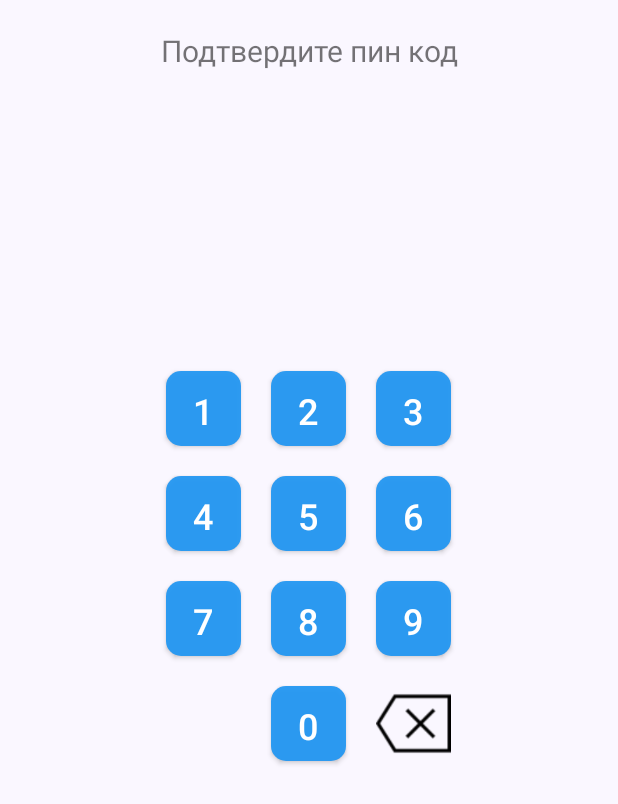
After one commit to RubberTeam/InventaApp, an Android app: the RepeatPinCodeActivity screen opened directly, with no data from a screen before it, on a phone screen of 412 x 824 dp. The commit adds this screen. Shown: the top 804 px of the screen. Run offline under Robolectric (Android 15) with nearby library versions, the phone set to English and light mode, and no system bars.

Commit message:
Add second pin code view

```diff
--- a/app/src/main/AndroidManifest.xml
+++ b/app/src/main/AndroidManifest.xml
@@ -28,6 +28,11 @@
         </activity>
 
         <activity
+            android:name=".activities.login.RepeatPinCodeActivity"
+            android:exported="true" >
+        </activity>
+
+        <activity
             android:name=".activities.MainActivity"
             android:exported="true">
         </activity>
--- /dev/null
+++ b/app/src/main/java/ru/rubberteam/inventa/activities/login/RepeatPinCodeActivity.kt
@@ -0,0 +1,80 @@
+package ru.rubberteam.inventa.activities.login
+
+import android.content.Intent
+import android.os.Bundle
+import android.widget.Toast
+import androidx.appcompat.app.AppCompatActivity
+import ru.rubberteam.inventa.activities.MainActivity
+import ru.rubberteam.inventa.databinding.ActivityRepeatPinCodeBinding
+
+class RepeatPinCodeActivity : AppCompatActivity() {
+    private lateinit var binding: ActivityRepeatPinCodeBinding
+    private var pinCodeActual: String? = null
+    private var pinCodeRepeated: StringBuilder = StringBuilder()
+
+
+    override fun onCreate(savedInstanceState: Bundle?) {
+        super.onCreate(savedInstanceState)
+
+        val extras = intent.extras
+        if (extras != null) {
+            pinCodeActual = extras.getString("pinCode")
+        }
+
+        binding = ActivityRepeatPinCodeBinding.inflate(layoutInflater)
+        setContentView(binding.root)
+        binding.btnKey1.setOnClickListener {
+            pinCodeLogicExecute(1)
+        }
+        binding.btnKey2.setOnClickListener {
+            pinCodeLogicExecute(2)
+        }
+        binding.btnKey3.setOnClickListener {
+            pinCodeLogicExecute(3)
+        }
+        binding.btnKey4.setOnClickListener {
+            pinCodeLogicExecute(4)
+        }
+        binding.btnKey5.setOnClickListener {
+            pinCodeLogicExecute(5)
+        }
+        binding.btnKey6.setOnClickListener {
+            pinCodeLogicExecute(6)
+        }
+        binding.btnKey7.setOnClickListener {
+            pinCodeLogicExecute(7)
+        }
+        binding.btnKey8.setOnClickListener {
+            pinCodeLogicExecute(8)
+        }
+        binding.btnKey9.setOnClickListener {
+            pinCodeLogicExecute(9)
+        }
+        binding.btnKey0.setOnClickListener {
+            pinCodeLogicExecute(0)
+        }
+        binding.btnDelete.setOnClickListener {
+            if (pinCodeRepeated.isNotEmpty()) {
+                pinCodeRepeated.deleteCharAt(pinCodeRepeated.length - 1)
+            }
+        }
+    }
+
+    private fun pinCodeLogicExecute(code: Int) {
+        pinCodeRepeated.append(code)
+        if (pinCodeRepeated.length == 4) {
+            if (pinCodeRepeated.toString().equals(pinCodeActual)) {
+                val intent = Intent(this, MainActivity::class.java)
+                startActivity(intent)
+            } else {
+                Toast.makeText(
+                    applicationContext,
+                    "Пин коды не совпадают, пожалуйста повторите попытку",
+                    Toast.LENGTH_SHORT
+                ).show()
+                val intent = Intent(this, SetPinCodeActivity::class.java)
+                startActivity(intent)
+            }
+        }
+    }
+}
--- a/app/src/main/java/ru/rubberteam/inventa/activities/login/SetPinCodeActivity.kt
+++ b/app/src/main/java/ru/rubberteam/inventa/activities/login/SetPinCodeActivity.kt
@@ -3,7 +3,6 @@ package ru.rubberteam.inventa.activities.login
 import android.content.Intent
 import android.os.Bundle
 import androidx.appcompat.app.AppCompatActivity
-import ru.rubberteam.inventa.activities.MainActivity
 import ru.rubberteam.inventa.databinding.ActivitySetPinCodeBinding
 
 class SetPinCodeActivity : AppCompatActivity() {
@@ -55,8 +54,8 @@ class SetPinCodeActivity : AppCompatActivity() {
     private fun pinCodeLogicExecute(code: Int) {
         pinCode.append(code)
         if (pinCode.length == 4) {
-            val intent = Intent(this, MainActivity::class.java)
-//            intent.flags = intent.flags or Intent.FLAG_ACTIVITY_NO_HISTORY
+            val intent = Intent(this, RepeatPinCodeActivity::class.java)
+            intent.putExtra("pinCode", pinCode.toString())
             startActivity(intent)
         }
     }
--- /dev/null
+++ b/app/src/main/res/layout/activity_repeat_pin_code.xml
@@ -0,0 +1,200 @@
+<?xml version="1.0" encoding="utf-8"?>
+<RelativeLayout xmlns:android="http://schemas.android.com/apk/res/android"
+    xmlns:tools="http://schemas.android.com/tools"
+    android:layout_width="match_parent"
+    android:layout_height="match_parent"
+    android:background="@color/background_almost_white"
+    tools:context=".activities.login.SetPinCodeActivity">
+
+
+    <TextView
+        android:id="@+id/textEnterPinCode"
+        android:layout_width="match_parent"
+        android:layout_height="wrap_content"
+        android:layout_marginTop="20sp"
+        android:text="@string/repeat_pin_code"
+        android:textAlignment="center"
+        android:textSize="20sp" />
+
+    <TextView
+        android:id="@+id/pinCode"
+        android:layout_width="wrap_content"
+        android:layout_height="wrap_content"
+        android:layout_below="@id/textEnterPinCode"
+        android:layout_centerHorizontal="true"
+        android:layout_marginTop="20sp"
+        android:text=""
+        android:textAlignment="center"
+        android:textSize="40sp" />
+
+    <!--    Кнопочки 1 2 3 -->
+
+    <Button
+        android:id="@+id/btnKey1"
+        android:layout_width="50sp"
+        android:layout_height="50sp"
+        android:layout_below="@id/textEnterPinCode"
+        android:layout_centerVertical="true"
+        android:layout_marginHorizontal="10sp"
+        android:layout_marginTop="200dp"
+        android:layout_marginBottom="10sp"
+        android:layout_toStartOf="@id/btnKey2"
+        android:background = "@drawable/custom_rounded_button"
+        android:fontFamily="sans-serif-medium"
+        android:text="@string/key_1"
+        android:textColor="@color/white"
+        android:textSize="24sp" />
+
+    <Button
+        android:id="@+id/btnKey2"
+        android:layout_width="50dp"
+        android:layout_height="50dp"
+        android:layout_below="@id/textEnterPinCode"
+        android:layout_centerInParent="true"
+        android:layout_marginHorizontal="10sp"
+        android:layout_marginTop="200dp"
+        android:layout_marginBottom="10sp"
+        android:background = "@drawable/custom_rounded_button"
+        android:fontFamily="sans-serif-medium"
+        android:text="@string/key_2"
+        android:textColor="@color/white"
+        android:textSize="24sp" />
+
+    <Button
+        android:id="@+id/btnKey3"
+        android:background = "@drawable/custom_rounded_button"
+        android:layout_width="50sp"
+        android:layout_height="50sp"
+        android:layout_below="@id/textEnterPinCode"
+        android:layout_marginHorizontal="10sp"
+        android:layout_marginTop="200dp"
+        android:layout_marginBottom="10sp"
+        android:layout_toEndOf="@id/btnKey2"
+
+        android:fontFamily="sans-serif-medium"
+        android:text="@string/key_3"
+        android:textColor="@color/white"
+        android:textSize="24sp" />
+
+    <!--    Кнопочки 4 5 6 -->
+
+    <Button
+        android:id="@+id/btnKey4"
+        android:layout_width="50sp"
+        android:layout_height="50sp"
+        android:layout_below="@id/btnKey1"
+        android:layout_marginHorizontal="10sp"
+        android:layout_marginVertical="10sp"
+        android:layout_toStartOf="@id/btnKey5"
+        android:background = "@drawable/custom_rounded_button"
+        android:fontFamily="sans-serif-medium"
+        android:text="@string/key_4"
+        android:textColor="@color/white"
+        android:textSize="24sp" />
+
+    <Button
+        android:id="@+id/btnKey5"
+        android:layout_width="50sp"
+        android:layout_height="50sp"
+        android:layout_below="@id/btnKey2"
+        android:layout_centerInParent="true"
+        android:layout_marginHorizontal="10sp"
+        android:layout_marginVertical="10sp"
+        android:background = "@drawable/custom_rounded_button"
+        android:fontFamily="sans-serif-medium"
+        android:text="@string/key_5"
+        android:textColor="@color/white"
+        android:textSize="24sp" />
+
+    <Button
+        android:id="@+id/btnKey6"
+        android:layout_width="50sp"
+        android:layout_height="50sp"
+        android:layout_below="@id/btnKey3"
+        android:layout_marginHorizontal="10sp"
+        android:layout_marginVertical="10sp"
+        android:layout_toEndOf="@id/btnKey5"
+        android:background = "@drawable/custom_rounded_button"
+        android:fontFamily="sans-serif-medium"
+        android:text="@string/key_6"
+        android:textColor="@color/white"
+        android:textSize="24sp" />
+
+
+    <!--    Кнопочки 7 8 9 -->
+
+    <Button
+        android:id="@+id/btnKey7"
+        android:layout_width="50sp"
+        android:layout_height="50sp"
+        android:layout_below="@id/btnKey4"
+        android:layout_marginHorizontal="10sp"
+        android:layout_marginVertical="10sp"
+        android:layout_toStartOf="@id/btnKey8"
+        android:background = "@drawable/custom_rounded_button"
+        android:fontFamily="sans-serif-medium"
+        android:text="@string/key_7"
+        android:textColor="@color/white"
+        android:textSize="24sp" />
+
+    <Button
+        android:id="@+id/btnKey8"
+        android:layout_width="50sp"
+        android:layout_height="50sp"
+        android:layout_below="@id/btnKey5"
+        android:layout_centerInParent="true"
+        android:layout_marginHorizontal="10sp"
+        android:layout_marginVertical="10sp"
+        android:background = "@drawable/custom_rounded_button"
+        android:fontFamily="sans-serif-medium"
+        android:text="@string/key_8"
+        android:textColor="@color/white"
+        android:textSize="24sp" />
+
+    <Button
+        android:id="@+id/btnKey9"
+        android:layout_width="50sp"
+        android:layout_height="50sp"
+        android:layout_below="@id/btnKey6"
+        android:layout_marginHorizontal="10sp"
+        android:layout_marginVertical="10sp"
+        android:layout_toEndOf="@id/btnKey8"
+        android:background = "@drawable/custom_rounded_button"
+        android:fontFamily="sans-serif-medium"
+        android:text="@string/key_9"
+        android:textColor="@color/white"
+        android:textSize="24sp" />
+
+
+    <!--    Кнопочки 0 Backspace -->
+
+    <Button
+        android:id="@+id/btnKey0"
+        android:layout_width="50sp"
+        android:layout_height="50sp"
+        android:layout_below="@id/btnKey8"
+        android:layout_centerInParent="true"
+        android:layout_marginHorizontal="10sp"
+        android:layout_marginVertical="10sp"
+        android:background = "@drawable/custom_rounded_button"
+        android:fontFamily="sans-serif-medium"
+        android:text="@string/key_0"
+        android:textColor="@color/white"
+        android:textSize="24sp" />
+
+
+    <ImageButton
+        android:id="@+id/btnDelete"
+        android:layout_width="50sp"
+        android:layout_height="50sp"
+        android:layout_below="@id/btnKey9"
+        android:layout_marginHorizontal="10sp"
+        android:layout_marginVertical="10sp"
+        android:layout_toEndOf="@id/btnKey0"
+        android:background="?android:attr/selectableItemBackground"
+        android:contentDescription="@string/delete_button_desc"
+        android:scaleType="centerInside"
+        android:src="@drawable/ic_delete_button" />
+
+
+</RelativeLayout>
--- a/app/src/main/res/values/strings.xml
+++ b/app/src/main/res/values/strings.xml
@@ -18,6 +18,6 @@
     <string name="key_0">0</string>
     <string name="key_delete">&lt;</string>
     <string name="enter_pin_code">Придумайте код авторизации</string>
-    <string name="enter_pin_code_again">Подтвердите код</string>
+    <string name="repeat_pin_code">Подтвердите пин код</string>
     <string name="delete_button_desc">Delete last pincode symbol</string>
 </resources>
```
